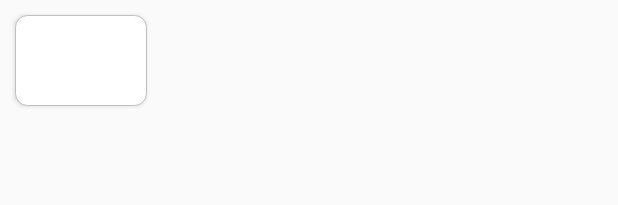
After one commit to ByskyXie/GeekBrowser, an Android app: the layout index_item_layout.xml on its own in the app's theme, with its tools: preview values and no code run, on a phone screen of 412 x 824 dp. The commit adds this screen. Shown: the top 205 px of the screen. Run offline under Robolectric (Android 15) with nearby library versions, the light colour scheme and no system bars.

Commit message:
Support read user's have collected website from SQLite. Afterword show in the index(Obviously, we also implement let website inflate in index).

```diff
--- a/app/build.gradle
+++ b/app/build.gradle
@@ -2,7 +2,7 @@ apply plugin: 'com.android.application'
 
 android {
     compileSdkVersion 26
-    buildToolsVersion "25.0.2"
+    buildToolsVersion '26.0.2'
     defaultConfig {
         applicationId "com.jxnu.cure.geekbrowser"
         minSdkVersion 19
--- /dev/null
+++ b/app/src/main/res/drawable-v21/layout_border.xml
@@ -0,0 +1,5 @@
+<?xml version="1.0" encoding="utf-8"?>
+<ripple xmlns:android="http://schemas.android.com/apk/res/android"
+    android:color="@color/gray">
+    <item android:drawable="@drawable/layout_border_basic"/>
+</ripple>
--- /dev/null
+++ b/app/src/main/res/drawable-v21/layout_border_basic.xml
@@ -0,0 +1,21 @@
+<?xml version="1.0" encoding="utf-8"?>
+<shape xmlns:android="http://schemas.android.com/apk/res/android" >
+
+    <solid android:color="#FFFFFF" />
+
+    <stroke
+        android:width="0.02dp"
+        android:color="#BFBFBF" />
+
+    <padding
+        android:bottom="1dp"
+        android:left="0.5dp"
+        android:right="0.5dp"
+        android:top="0dp" />
+    <corners
+        android:bottomLeftRadius="8dp"
+        android:bottomRightRadius="8dp"
+        android:topLeftRadius="8dp"
+        android:topRightRadius="8dp" />
+
+</shape>
--- a/app/src/main/res/layout/activity_main.xml
+++ b/app/src/main/res/layout/activity_main.xml
@@ -21,9 +21,7 @@
         android:layout_marginTop="6dp"
         app:layout_constraintLeft_toLeftOf="parent"
         app:layout_constraintRight_toRightOf="parent"
-        app:layout_constraintTop_toTopOf="parent">
-
-    </fragment>
+        app:layout_constraintTop_toTopOf="parent"/>
 
     <android.support.design.widget.BottomNavigationView
         android:id="@+id/navigation"
--- a/app/src/main/res/layout/fragment_home.xml
+++ b/app/src/main/res/layout/fragment_home.xml
@@ -31,6 +31,11 @@
                 android:layout_height="40dp" />
         </LinearLayout>
 
+        <android.support.v7.widget.RecyclerView
+            android:id="@+id/recycle_index"
+            android:layout_width="match_parent"
+            android:layout_height="match_parent"/>
+
         <WebView
             android:id="@+id/webView_home"
             android:layout_width="match_parent"
--- /dev/null
+++ b/app/src/main/res/layout/index_item_layout.xml
@@ -0,0 +1,23 @@
+<?xml version="1.0" encoding="utf-8"?>
+<LinearLayout xmlns:android="http://schemas.android.com/apk/res/android"
+    android:orientation="vertical"
+    android:layout_width="wrap_content"
+    android:layout_height="wrap_content">
+
+    <Button
+        android:layout_marginTop="@dimen/small_dimen"
+        android:layout_marginHorizontal="@dimen/small_dimen"
+        android:paddingVertical="@dimen/small_dimen"
+        android:textSize="30sp"
+        android:id="@+id/button_index_item"
+        android:background="@drawable/layout_border"
+        android:layout_width="wrap_content"
+        android:layout_height="wrap_content" />
+
+    <!-- 以下的gravity可能使得布局有问题 -->
+    <TextView
+        android:layout_gravity="center_horizontal"
+        android:id="@+id/text_index_item"
+        android:layout_width="wrap_content"
+        android:layout_height="wrap_content" />
+</LinearLayout>
--- a/build.gradle
+++ b/build.gradle
@@ -5,7 +5,7 @@ buildscript {
         jcenter()
     }
     dependencies {
-        classpath 'com.android.tools.build:gradle:2.3.3'
+        classpath 'com.android.tools.build:gradle:3.0.0'
 
         // NOTE: Do not place your application dependencies here; they belong
         // in the individual module build.gradle files
```
Also changed, not shown: app/src/main/java/com/jxnu/cure/geekbrowser/BaseActivity.java (added, +24 -0 lines), app/src/main/java/com/jxnu/cure/geekbrowser/DatabaseOpenHelper.java (added, +33 -0 lines), app/src/main/java/com/jxnu/cure/geekbrowser/HomeFragment.java (+80 -13 lines), app/src/main/java/com/jxnu/cure/geekbrowser/IndexItem.java (added, +25 -0 lines), app/src/main/java/com/jxnu/cure/geekbrowser/MainActivity.java (+26 -12 lines), app/src/main/java/com/jxnu/cure/geekbrowser/RecyclerIndexAdapter.java (added, +82 -0 lines), app/src/main/res/values/dimens.xml (+7 -0 lines), gradle/wrapper/gradle-wrapper.properties.
